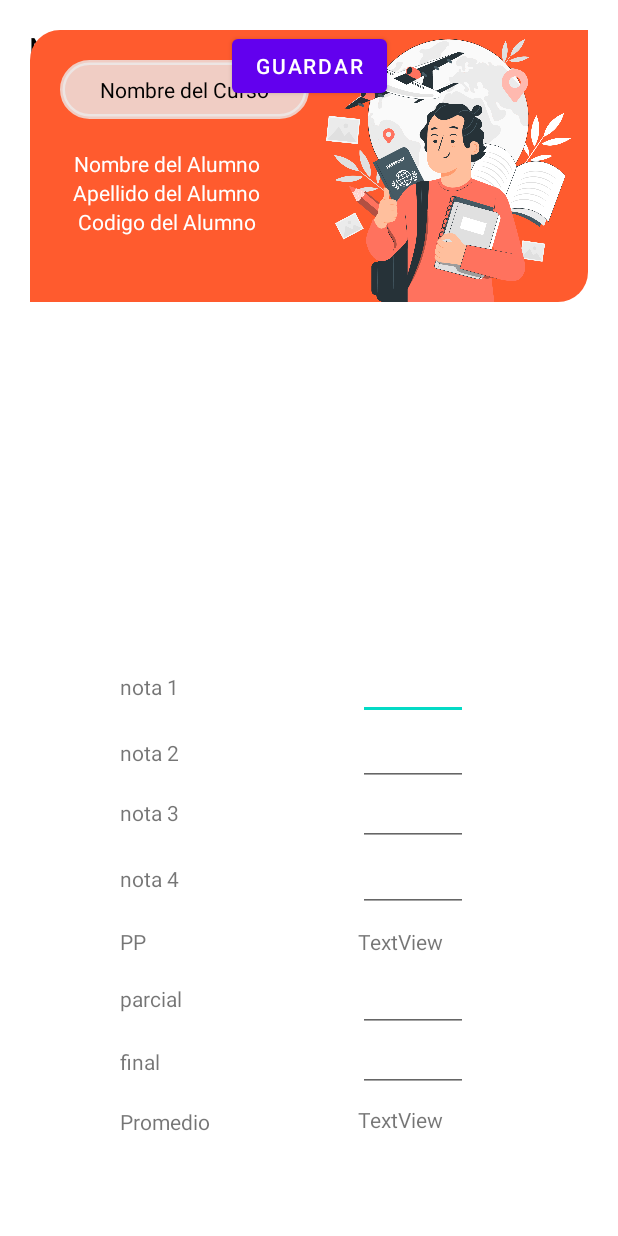
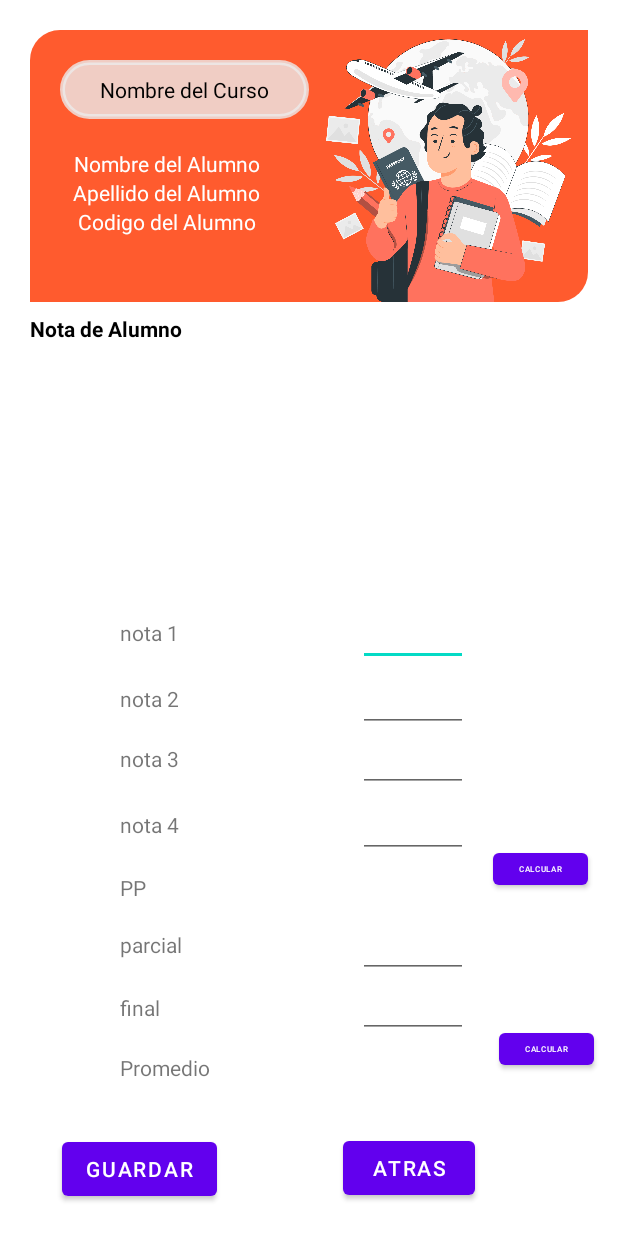
Before and after one commit to FavioJesus/ProyectoFinal, an Android app: the registro_nota_alumno screen opened directly, with no data from a screen before it, on a phone screen of 412 x 824 dp. Run offline under Robolectric (Android 15) with nearby library versions, the phone set to English and light mode, and no system bars; our stand-ins replace Firebase (no records; nobody signed in at launch, a user with empty details on screens opened directly).

Commit message:
Juan - registrar notas

```diff
--- a/app/src/main/java/com/fjgp/parcialguevara_2/notas/Nota.java
+++ b/app/src/main/java/com/fjgp/parcialguevara_2/notas/Nota.java
@@ -10,8 +10,7 @@
     private String ntfinal;
     private String promedioFinal;
 
-    public Nota(){
-
+    public Nota() {
     }
 
     public Nota(String nt1, String nt2, String nt3, String nt4, String pp, String ntparcial, String ntfinal, String promedioFinal) {
@@ -80,4 +79,12 @@
     public void setNtfinal(String ntfinal) {
         this.ntfinal = ntfinal;
     }
+
+    public String getPromedioFinal() {
+        return promedioFinal;
+    }
+
+    public void setPromedioFinal(String promedioFinal) {
+        this.promedioFinal = promedioFinal;
+    }
 }
--- a/app/src/main/java/com/fjgp/parcialguevara_2/registro_nota_alumno.java
+++ b/app/src/main/java/com/fjgp/parcialguevara_2/registro_nota_alumno.java
@@ -3,11 +3,14 @@
 import androidx.annotation.NonNull;
 import androidx.appcompat.app.AppCompatActivity;
 
+import android.content.Intent;
 import android.os.Bundle;
 import android.speech.tts.TextToSpeech;
+import android.view.View;
 import android.widget.Button;
 import android.widget.EditText;
 import android.widget.TextView;
+import android.widget.Toast;
 
 import com.fjgp.parcialguevara_2.alumno.Alumno;
 import com.fjgp.parcialguevara_2.curso.Curso;
@@ -23,6 +26,8 @@
 public class registro_nota_alumno extends AppCompatActivity {
 
     String userID;
+    DatabaseReference referencia;
+
     private FirebaseUser user;
     private DatabaseReference reference;
     private String codigo_curso, codigo_alumno, nombre_curso;
@@ -31,7 +36,7 @@
     private EditText nota1, nota2, nota3, nota4, notaParcial, notaFinal;
 
     TextView prom_p, prom_f;
-    Button btn_guardar;
+    Button btn_guardar, btn_calcular_pp, btn_calcular_prom_final;
 
     @Override
     protected void onCreate(Bundle savedInstanceState) {
@@ -57,9 +62,14 @@
         nota2 = (EditText)findViewById(R.id.txt_nota2);
         nota3 = (EditText)findViewById(R.id.txt_nota3);
         nota4 = (EditText)findViewById(R.id.txt_nota4);
+        btn_guardar = (Button)findViewById(R.id.btn_guardar);
+        btn_calcular_pp = (Button) findViewById(R.id.btn_calcularPP);
+        btn_calcular_prom_final = (Button) findViewById(R.id.btn_CalcularProm);
+
 
         prom_p = (TextView) findViewById(R.id.txt_pp);
         notaParcial = (EditText)findViewById(R.id.txt_parcial);
+        notaFinal = (EditText)findViewById(R.id.txt_final) ;
 
         prom_f = (TextView) findViewById(R.id.txt_promedio);
 
@@ -97,7 +107,7 @@
 
     }
 
-    public void registrarNotas(){
+    public void registrarNotas(View view){
 
 
 
@@ -122,12 +132,7 @@
                 nota_promedio
         );
 
-        /*
-
-        referencia.child("Usuario").child(userID).child("Cursos").child(codigo_curso).child("alumnos").child(codigo_alumno).child("notas").setValue(nota);
-        regresar();
-
-         */
+        reference.child(userID).child("Cursos").child(codigo_curso).child("alumnos").child(codigo_alumno).child("notas").setValue(nota);
 
     }
 
@@ -136,17 +141,42 @@
 
 
 
-    public void calcularP(){
-        float n1,n2,n3,n4;
-        float pp;
+
+
+    public void calcularP(View view){
+        double n1,n2,n3,n4;
+        double pp;
             n1 = Float.parseFloat(nota1.getText().toString());
-            n2 = Float.parseFloat(nota1.getText().toString());
-            n3 = Float.parseFloat(nota1.getText().toString());
-            n4 = Float.parseFloat(nota1.getText().toString());
+            n2 = Float.parseFloat(nota2.getText().toString());
+            n3 = Float.parseFloat(nota3.getText().toString());
+            n4 = Float.parseFloat(nota4.getText().toString());
 
             pp = (n1 + n2 + n3 + n4)/ 4;
-            prom_p.setText(String.valueOf(pp));
+            prom_p.setText(String.valueOf(Math.round(pp*100.0)/100.0));
+    }
+
+    public void calcularPromedioFinal(View view){
+        double n5,n6, n7;
+        double pf;
+        n5 = Float.parseFloat(prom_p.getText().toString());
+        n6 = Float.parseFloat(notaParcial.getText().toString());
+        n7 = Float.parseFloat(notaFinal.getText().toString());
+
+        pf = (n5*0.4 + n6*0.3 + n7*0.3) ;
+        prom_f.setText(String.valueOf(Math.round(pf*100.0)/100.0));
+    }
+
+    public void regresar(View view){
+        Intent intent = new Intent(registro_nota_alumno.this, perfil_curso.class);
+        startActivity(intent);
+        Bundle objBundle = new Bundle();
+        //System.out.println(listaregistrada);
+        //objBundle.putSerializable("datos",listaregistrada);
+        objBundle.putString("codigo_curso",codigo_curso);
+        intent.putExtras(objBundle);
+        startActivity(intent);
+        finish();
+    }
 
 
-    }
 }
--- a/app/src/main/res/layout/activity_registro_nota_alumno.xml
+++ b/app/src/main/res/layout/activity_registro_nota_alumno.xml
@@ -14,9 +14,11 @@
         android:layout_width="match_parent"
         android:layout_height="wrap_content"
         android:layout_marginHorizontal="20dp"
+        android:layout_marginTop="8dp"
         android:orientation="horizontal"
-        tools:layout_editor_absoluteX="20dp"
-        tools:layout_editor_absoluteY="217dp">
+        app:layout_constraintEnd_toEndOf="parent"
+        app:layout_constraintStart_toStartOf="parent"
+        app:layout_constraintTop_toBottomOf="@+id/linearLayout">
 
         <TextView
             android:layout_width="wrap_content"
@@ -24,7 +26,7 @@
             android:layout_marginLeft="0dp"
             android:layout_marginTop="0dp"
             android:layout_marginRight="190dp"
-            android:text="Nota de Alumnos"
+            android:text="Nota de Alumno"
             android:textColor="@color/black"
             android:textStyle="bold">
 
@@ -125,12 +127,89 @@
 
     </LinearLayout>
 
+    <EditText
+        android:id="@+id/txt_nota1"
+        android:layout_width="73dp"
+        android:layout_height="30dp"
+        android:layout_marginEnd="100dp"
+        android:layout_marginBottom="380dp"
+        android:ems="10"
+        android:inputType="numberDecimal"
+        android:textSize="14sp"
+        app:layout_constraintBottom_toBottomOf="parent"
+        app:layout_constraintEnd_toEndOf="parent" />
+
+    <EditText
+        android:id="@+id/txt_nota2"
+        android:layout_width="73dp"
+        android:layout_height="30dp"
+        android:layout_marginEnd="100dp"
+        android:layout_marginBottom="336dp"
+        android:ems="10"
+        android:inputType="numberDecimal"
+        android:textSize="14sp"
+        app:layout_constraintBottom_toBottomOf="parent"
+        app:layout_constraintEnd_toEndOf="parent" />
+
+    <EditText
+        android:id="@+id/txt_nota3"
+        android:layout_width="73dp"
+        android:layout_height="30dp"
+        android:layout_marginEnd="100dp"
+        android:layout_marginBottom="296dp"
+        android:ems="10"
+        android:inputType="numberDecimal"
+        android:textSize="14sp"
+        app:layout_constraintBottom_toBottomOf="parent"
+        app:layout_constraintEnd_toEndOf="parent" />
+
+    <TextView
+        android:id="@+id/textView26"
+        android:layout_width="73dp"
+        android:layout_height="32dp"
+        android:layout_marginStart="80dp"
+        android:layout_marginBottom="252dp"
+        android:text="nota 4"
+        app:layout_constraintBottom_toBottomOf="parent"
+        app:layout_constraintStart_toStartOf="parent" />
+
+    <TextView
+        android:id="@+id/textView28"
+        android:layout_width="73dp"
+        android:layout_height="32dp"
+        android:layout_marginStart="80dp"
+        android:layout_marginBottom="336dp"
+        android:text="nota 2"
+        app:layout_constraintBottom_toBottomOf="parent"
+        app:layout_constraintStart_toStartOf="parent" />
+
+    <EditText
+        android:id="@+id/txt_nota4"
+        android:layout_width="73dp"
+        android:layout_height="30dp"
+        android:layout_marginEnd="100dp"
+        android:layout_marginBottom="252dp"
+        android:ems="10"
+        android:inputType="numberDecimal"
+        android:textSize="14sp"
+        app:layout_constraintBottom_toBottomOf="parent"
+        app:layout_constraintEnd_toEndOf="parent" />
+
+    <TextView
+        android:id="@+id/txt_promedio"
+        android:layout_width="73dp"
+        android:layout_height="31dp"
+        android:layout_marginEnd="100dp"
+        android:layout_marginBottom="88dp"
+        app:layout_constraintBottom_toBottomOf="parent"
+        app:layout_constraintEnd_toEndOf="parent" />
+
     <TextView
         android:id="@+id/textView20"
         android:layout_width="73dp"
         android:layout_height="32dp"
         android:layout_marginStart="80dp"
-        android:layout_marginBottom="344dp"
+        android:layout_marginBottom="380dp"
         android:text="nota 1"
         app:layout_constraintBottom_toBottomOf="parent"
         app:layout_constraintStart_toStartOf="parent" />
@@ -140,28 +219,71 @@
         android:layout_width="73dp"
         android:layout_height="32dp"
         android:layout_marginStart="80dp"
-        android:layout_marginBottom="260dp"
+        android:layout_marginBottom="296dp"
         android:text="nota 3"
         app:layout_constraintBottom_toBottomOf="parent"
         app:layout_constraintStart_toStartOf="parent" />
 
     <TextView
-        android:id="@+id/textView26"
+        android:id="@+id/textView25"
+        android:layout_width="73dp"
+        android:layout_height="30dp"
+        android:layout_marginStart="80dp"
+        android:layout_marginBottom="212dp"
+        android:text="PP"
+        app:layout_constraintBottom_toBottomOf="parent"
+        app:layout_constraintStart_toStartOf="parent" />
+
+    <EditText
+        android:id="@+id/txt_parcial"
+        android:layout_width="73dp"
+        android:layout_height="30dp"
+        android:layout_marginEnd="100dp"
+        android:layout_marginBottom="172dp"
+        android:ems="10"
+        android:inputType="numberDecimal"
+        android:textSize="14sp"
+        app:layout_constraintBottom_toBottomOf="parent"
+        app:layout_constraintEnd_toEndOf="parent" />
+
+    <TextView
+        android:id="@+id/textView24"
         android:layout_width="73dp"
         android:layout_height="32dp"
         android:layout_marginStart="80dp"
-        android:layout_marginBottom="216dp"
-        android:text="nota 4"
+        android:layout_marginBottom="172dp"
+        android:text="parcial"
         app:layout_constraintBottom_toBottomOf="parent"
         app:layout_constraintStart_toStartOf="parent" />
 
+    <EditText
+        android:id="@+id/txt_final"
+        android:layout_width="73dp"
+        android:layout_height="30dp"
+        android:layout_marginEnd="100dp"
+        android:layout_marginBottom="132dp"
+        android:ems="10"
+        android:inputType="numberDecimal"
+        android:textSize="14sp"
+        app:layout_constraintBottom_toBottomOf="parent"
+        app:layout_constraintEnd_toEndOf="parent" />
+
     <TextView
-        android:id="@+id/textView28"
+        android:id="@+id/txt_pp"
         android:layout_width="73dp"
-        android:layout_height="32dp"
+        android:layout_height="30dp"
+        android:layout_marginEnd="100dp"
+        android:layout_marginBottom="212dp"
+        app:layout_constraintBottom_toBottomOf="parent"
+        app:layout_constraintEnd_toEndOf="parent" />
+
+    <TextView
+        android:id="@+id/textView22"
+        android:layout_width="73dp"
+        android:layout_height="30dp"
         android:layout_marginStart="80dp"
-        android:layout_marginBottom="300dp"
-        android:text="nota 2"
+        android:layout_marginBottom="92dp"
+        android:text="Promedio"
         app:layout_constraintBottom_toBottomOf="parent"
         app:layout_constraintStart_toStartOf="parent" />
 
@@ -170,124 +292,8 @@
         android:layout_width="73dp"
         android:layout_height="30dp"
         android:layout_marginStart="80dp"
-        android:layout_marginBottom="96dp"
+        android:layout_marginBottom="132dp"
         android:text="final"
-        app:layout_constraintBottom_toBottomOf="parent"
-        app:layout_constraintStart_toStartOf="parent" />
-
-    <EditText
-        android:id="@+id/txt_nota1"
-        android:layout_width="73dp"
-        android:layout_height="30dp"
-        android:layout_marginEnd="100dp"
-        android:layout_marginBottom="344dp"
-        android:ems="10"
-        android:inputType="numberDecimal"
-        app:layout_constraintBottom_toBottomOf="parent"
-        app:layout_constraintEnd_toEndOf="parent" />
-
-    <EditText
-        android:id="@+id/txt_parcial"
-        android:layout_width="73dp"
-        android:layout_height="30dp"
-        android:layout_marginEnd="100dp"
-        android:layout_marginBottom="136dp"
-        android:ems="10"
-        android:inputType="numberDecimal"
-        app:layout_constraintBottom_toBottomOf="parent"
-        app:layout_constraintEnd_toEndOf="parent" />
-
-    <EditText
-        android:id="@+id/txt_nota2"
-        android:layout_width="73dp"
-        android:layout_height="30dp"
-        android:layout_marginEnd="100dp"
-        android:layout_marginBottom="300dp"
-        android:ems="10"
-        android:inputType="numberDecimal"
-        app:layout_constraintBottom_toBottomOf="parent"
-        app:layout_constraintEnd_toEndOf="parent" />
-
-    <EditText
-        android:id="@+id/txt_nota3"
-        android:layout_width="73dp"
-        android:layout_height="30dp"
-        android:layout_marginEnd="100dp"
-        android:layout_marginBottom="260dp"
-        android:ems="10"
-        android:inputType="numberDecimal"
-        app:layout_constraintBottom_toBottomOf="parent"
-        app:layout_constraintEnd_toEndOf="parent" />
-
-    <TextView
-        android:id="@+id/txt_pp"
-        android:layout_width="73dp"
-        android:layout_height="30dp"
-        android:layout_marginEnd="100dp"
-        android:layout_marginBottom="176dp"
-        android:text="TextView"
-        app:layout_constraintBottom_toBottomOf="parent"
-        app:layout_constraintEnd_toEndOf="parent" />
-
-    <EditText
-        android:id="@+id/txt_nota4"
-        android:layout_width="73dp"
-        android:layout_height="30dp"
-        android:layout_marginEnd="100dp"
-        android:layout_marginBottom="216dp"
-        android:ems="10"
-        android:inputType="numberDecimal"
-        app:layout_constraintBottom_toBottomOf="parent"
-        app:layout_constraintEnd_toEndOf="parent" />
-
-    <EditText
-        android:id="@+id/txt_final"
-        android:layout_width="73dp"
-        android:layout_height="30dp"
-        android:layout_marginEnd="100dp"
-        android:layout_marginBottom="96dp"
-        android:ems="10"
-        android:inputType="numberDecimal"
-        app:layout_constraintBottom_toBottomOf="parent"
-        app:layout_constraintEnd_toEndOf="parent" />
-
-    <TextView
-        android:id="@+id/txt_promedio"
-        android:layout_width="73dp"
-        android:layout_height="31dp"
-        android:layout_marginEnd="100dp"
-        android:layout_marginBottom="56dp"
-        android:text="TextView"
-        app:layout_constraintBottom_toBottomOf="parent"
-        app:layout_constraintEnd_toEndOf="parent" />
-
-    <TextView
-        android:id="@+id/textView25"
-        android:layout_width="73dp"
-        android:layout_height="30dp"
-        android:layout_marginStart="80dp"
-        android:layout_marginBottom="176dp"
-        android:text="PP"
-        app:layout_constraintBottom_toBottomOf="parent"
-        app:layout_constraintStart_toStartOf="parent" />
-
-    <TextView
-        android:id="@+id/textView24"
-        android:layout_width="73dp"
-        android:layout_height="32dp"
-        android:layout_marginStart="80dp"
-        android:layout_marginBottom="136dp"
-        android:text="parcial"
-        app:layout_constraintBottom_toBottomOf="parent"
-        app:layout_constraintStart_toStartOf="parent" />
-
-    <TextView
-        android:id="@+id/textView22"
-        android:layout_width="73dp"
-        android:layout_height="30dp"
-        android:layout_marginStart="80dp"
-        android:layout_marginBottom="56dp"
-        android:text="Promedio"
         app:layout_constraintBottom_toBottomOf="parent"
         app:layout_constraintStart_toStartOf="parent" />
 
@@ -295,10 +301,51 @@
         android:id="@+id/btn_guardar"
         android:layout_width="wrap_content"
         android:layout_height="wrap_content"
+        android:onClick="registrarNotas"
         android:text="guardar"
+        app:layout_constraintBottom_toBottomOf="parent"
         app:layout_constraintEnd_toEndOf="parent"
+        app:layout_constraintHorizontal_bias="0.133"
         app:layout_constraintStart_toStartOf="parent"
-        tools:layout_editor_absoluteY="591dp" />
+        app:layout_constraintTop_toTopOf="parent"
+        app:layout_constraintVertical_bias="0.973" />
+
+    <Button
+        android:id="@+id/btn_atras"
+        android:layout_width="wrap_content"
+        android:layout_height="wrap_content"
+        android:onClick="regresar"
+        android:text="atras"
+        app:layout_constraintBottom_toBottomOf="parent"
+        app:layout_constraintEnd_toEndOf="parent"
+        app:layout_constraintHorizontal_bias="0.705"
+        app:layout_constraintStart_toStartOf="parent"
+        app:layout_constraintTop_toTopOf="parent"
+        app:layout_constraintVertical_bias="0.972" />
+
+    <Button
+        android:id="@+id/btn_calcularPP"
+        android:layout_width="63dp"
+        android:layout_height="33dp"
+        android:layout_marginEnd="20dp"
+        android:layout_marginBottom="228dp"
+        android:onClick="calcularP"
+        android:text="Calcular"
+        android:textSize="5sp"
+        app:layout_constraintBottom_toBottomOf="parent"
+        app:layout_constraintEnd_toEndOf="parent" />
+
+    <Button
+        android:id="@+id/btn_CalcularProm"
+        android:layout_width="63dp"
+        android:layout_height="33dp"
+        android:layout_marginEnd="16dp"
+        android:layout_marginBottom="108dp"
+        android:onClick="calcularPromedioFinal"
+        android:text="Calcular"
+        android:textSize="5sp"
+        app:layout_constraintBottom_toBottomOf="parent"
+        app:layout_constraintEnd_toEndOf="parent" />
 
 
 </androidx.constraintlayout.widget.ConstraintLayout>
```
